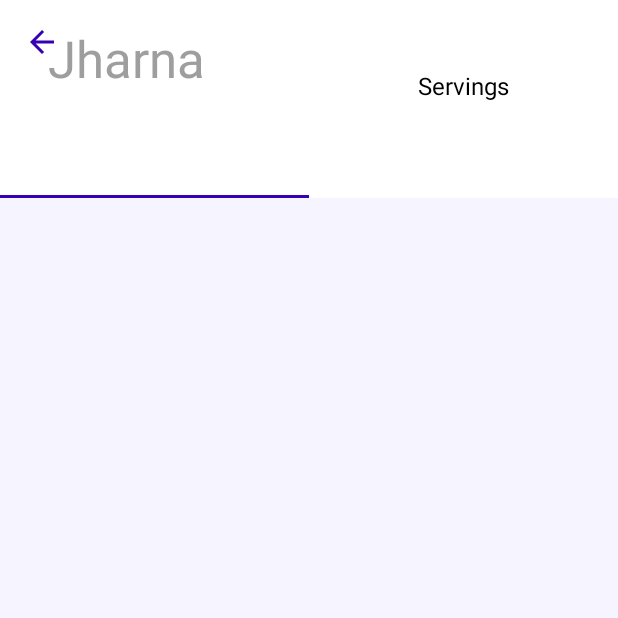
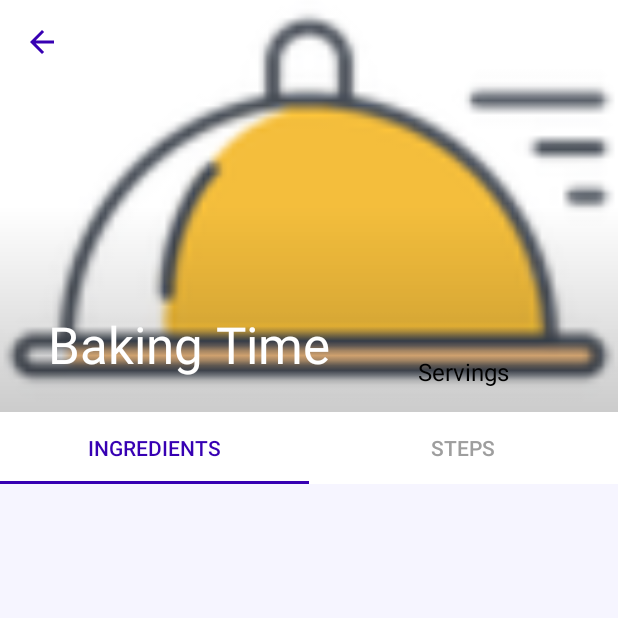
Before and after one commit to jharnam/baking-app, an Android app: the RecipeDetailActivity screen opened directly, with no data from a screen before it, on a phone screen of 412 x 824 dp, the top half of it. Run offline under Robolectric (Android 15) with nearby library versions, the phone set to English and light mode, and no system bars; our stand-ins replace Picasso, Timber, data binding; pictures from the network do not load; 8 statements that could not run were skipped.

```diff
--- a/app/src/main/java/com/example/android/jitsbankingtime/RecipeDetailActivity.java
+++ b/app/src/main/java/com/example/android/jitsbankingtime/RecipeDetailActivity.java
@@ -1,6 +1,8 @@
 package com.example.android.jitsbankingtime;
 
 import android.content.Intent;
+import android.content.res.ColorStateList;
+import android.graphics.Color;
 import android.os.Bundle;
 
 import androidx.annotation.Nullable;
@@ -29,8 +31,8 @@ public class RecipeDetailActivity extends AppCompatActivity {
         super.onCreate(savedInstanceState);
         binding = DataBindingUtil.setContentView(this, R.layout.activity_recipe_detail);
 
-        binding.tabLayout.addTab(binding.tabLayout.newTab().setText(R.string.tab_label1));
-        binding.tabLayout.addTab(binding.tabLayout.newTab().setText(R.string.tab_label2));
+        binding.tabLayout.addTab(binding.tabLayout.newTab());
+        binding.tabLayout.addTab(binding.tabLayout.newTab());
 
         // Set gravity for the TabLayout
         binding.tabLayout.setTabGravity(TabLayout.GRAVITY_FILL);
@@ -53,8 +55,8 @@ public class RecipeDetailActivity extends AppCompatActivity {
         populateRecipeFromIntent();
 
         // Set the title for a selected recipe
-        //TODO setTitle(recipe.getName());
-        setTitle("Jharna");
+        setTitle(recipe.getName());
+        //setTitle("Jharna");
 
         // Display the number of servings
         binding.textViewServings.setText(String.valueOf(recipe.getServings()));
@@ -70,6 +72,8 @@ public class RecipeDetailActivity extends AppCompatActivity {
 
     private void showUpButton() {
         setSupportActionBar(binding.toolbar);
+        getSupportActionBar().setDisplayShowTitleEnabled(true);
+        //getSupportActionBar().setTitle("now this");
         ActionBar actionBar = getSupportActionBar();
         if (actionBar != null) {
             actionBar.setDisplayHomeAsUpEnabled(true);
@@ -132,9 +136,10 @@ public class RecipeDetailActivity extends AppCompatActivity {
      * Reference: @see "https://stackoverflow.com/questions/43874025/toolbar-title-text-color"
      */
     private void setCollapsingToolbarTextColor() {
+        binding.collapsingToolbarLayout.setTitleEnabled(true);
+        //binding.collapsingToolbarLayout.setTitle("Jharna1");
         binding.collapsingToolbarLayout.setExpandedTitleColor(
-                //TODO
-                getResources().getColor(R.color.color_tab_text));
+                getResources().getColor(R.color.white));
         binding.collapsingToolbarLayout.setCollapsedTitleTextColor(
                 getResources().getColor(R.color.colorPrimaryDark));
     }
--- a/app/src/main/java/com/example/android/jitsbankingtime/ui/adapters/DetailPagerAdapter.java
+++ b/app/src/main/java/com/example/android/jitsbankingtime/ui/adapters/DetailPagerAdapter.java
@@ -7,6 +7,7 @@ import androidx.fragment.app.FragmentPagerAdapter;
 import androidx.fragment.app.FragmentStatePagerAdapter;
 
 import com.example.android.jitsbankingtime.IngredientsListFragment;
+import com.example.android.jitsbankingtime.R;
 import com.example.android.jitsbankingtime.StepsListFragment;
 
 import timber.log.Timber;
@@ -14,6 +15,7 @@ import timber.log.Timber;
 import static com.example.android.jitsbankingtime.utils.ConstantsDefined.INGREDIENTS;
 import static com.example.android.jitsbankingtime.utils.ConstantsDefined.PAGE_COUNT;
 import static com.example.android.jitsbankingtime.utils.ConstantsDefined.STEPS;
+import static com.example.android.jitsbankingtime.utils.ConstantsDefined.TAB_NAMES;
 
 public class DetailPagerAdapter extends FragmentPagerAdapter {
     int numTabs;
@@ -46,4 +48,10 @@ public class DetailPagerAdapter extends FragmentPagerAdapter {
         //return PAGE_COUNT;
         return numTabs;
     }
+
+
+    @Override
+    public CharSequence getPageTitle(int position) {
+        return TAB_NAMES[position];
+    }
 }
--- a/app/src/main/java/com/example/android/jitsbankingtime/ui/adapters/StepsListAdapter.java
+++ b/app/src/main/java/com/example/android/jitsbankingtime/ui/adapters/StepsListAdapter.java
@@ -19,10 +19,10 @@ import timber.log.Timber;
 
 public class StepsListAdapter extends RecyclerView.Adapter<StepsListAdapter.StepsViewHolder> {
     /**
-     * The interface that receives onClick messages.
+     * The interface that receives onStepClick messages.
      */
     public interface StepAdapterOnClickHandler {
-        void onClick (Step step);
+        void onStepClick (Step step);
     }
 
     private List<Step> stepsList = new ArrayList<>();
@@ -116,7 +116,7 @@ public class StepsListAdapter extends RecyclerView.Adapter<StepsListAdapter.Step
         public void onClick(View v) {
             int adapterPosition = getAdapterPosition();
             Step currentStep = stepsList.get(adapterPosition);
-            clickHandler.onClick(currentStep);
+            clickHandler.onStepClick(currentStep);
 
         }
     }
--- a/app/src/main/java/com/example/android/jitsbankingtime/utils/ConstantsDefined.java
+++ b/app/src/main/java/com/example/android/jitsbankingtime/utils/ConstantsDefined.java
@@ -5,8 +5,9 @@ public final class ConstantsDefined {
         public static final String BASE_URL = "https://d17h27t6h515a5.cloudfront.net/";
         public static final String URL_PARAMS = "topher/2017/May/59121517_baking/baking.json";
 
-        /** Extra-Tag for the recipe to be sent/received in the intent */
+        /** Extra-Tag for the recipe, step to be sent/received in the intent */
         public static final String EXTRA_RECIPE = "recipe";
+        public static final String EXTRA_STEP = "step";
 
         /** String array used to display the tab names */
         public static final String[] TAB_NAMES = new String[] {"Ingredients", "Steps"};
--- /dev/null
+++ b/app/src/main/res/drawable/scrim_gradient.xml
@@ -0,0 +1,9 @@
+<?xml version="1.0" encoding="utf-8"?>
+<shape xmlns:android="http://schemas.android.com/apk/res/android">
+    <gradient
+        android:angle="-90"
+        android:startColor="#00000000"
+        android:centerColor="#00000000"
+        android:endColor="#33000000"
+        android:type="linear" />
+</shape>
--- a/app/src/main/res/layout/activity_recipe_detail.xml
+++ b/app/src/main/res/layout/activity_recipe_detail.xml
@@ -29,14 +29,33 @@
                     android:layout_width="match_parent"
                     android:layout_height="match_parent">
 
+                    <FrameLayout
+                        android:id="@+id/frame_detail"
+                        android:layout_width="0dp"
+                        android:layout_height="0dp"
+                        app:layout_constraintBottom_toBottomOf="parent"
+                        app:layout_constraintDimensionRatio="H,3:2"
+                        app:layout_constraintEnd_toEndOf="parent"
+                        app:layout_constraintStart_toStartOf="parent"
+                        app:layout_constraintTop_toTopOf="parent">
+
                     <ImageView
                         app:layout_constraintTop_toTopOf="parent"
                         app:layout_constraintStart_toStartOf="parent"
-                        android:layout_width="0dp"
-                        android:layout_height="0dp"
+                        android:layout_width="match_parent"
+                        android:layout_height="match_parent"
                         android:id="@+id/recipe_image_view"
                         android:scaleType="centerCrop"
                         android:contentDescription="Image of the recipe" />
+
+                        <!-- ImageView for scrim gradient -->
+                        <ImageView
+                            android:layout_width="match_parent"
+                            android:layout_height="match_parent"
+                            android:background="@drawable/scrim_gradient"
+                            android:contentDescription="@string/scrim_content_description"/>
+
+                    </FrameLayout>
 
                     <TextView
                         android:id="@+id/text_view_servings_label"
@@ -71,7 +90,8 @@
                     android:layout_width="match_parent"
                     android:layout_height="?android:attr/actionBarSize"
                     android:theme="@style/ToolbarTheme"
-                    app:layout_collapseMode="pin" />
+                    app:layout_collapseMode="pin"
+                    tools:textAlignment="viewStart" />
             </com.google.android.material.appbar.CollapsingToolbarLayout>
 
             <com.google.android.material.tabs.TabLayout
--- /dev/null
+++ b/app/src/main/res/layout/fragment_step_detail.xml
@@ -0,0 +1,5 @@
+<?xml version="1.0" encoding="utf-8"?>
+<ScrollView xmlns:android="http://schemas.android.com/apk/res/android"
+    android:layout_width="match_parent" android:layout_height="match_parent">
+
+</ScrollView>
--- a/app/src/main/res/layout/step_row_item.xml
+++ b/app/src/main/res/layout/step_row_item.xml
@@ -18,7 +18,7 @@
             android:layout_height="wrap_content"
             android:layout_margin="@dimen/margin_16dp"
             android:gravity="center"
-            android:textColor="@android:color/white"
+            android:textColor="@android:color/black"
             android:textSize="14sp"
             app:layout_constraintBottom_toBottomOf="parent"
             app:layout_constraintStart_toStartOf="parent"
@@ -47,7 +47,7 @@
             android:layout_height="wrap_content"
             android:layout_marginEnd="@dimen/margin_16dp"
             android:contentDescription="@string/bt_play_content_description"
-            android:tint="@color/colorPrimaryDark"
+            app:tint="@color/colorPrimaryDark"
             app:layout_constraintBottom_toBottomOf="parent"
             app:layout_constraintEnd_toEndOf="parent"
             app:layout_constraintStart_toEndOf="@+id/iv_thumbnail"
--- a/app/src/main/res/values/colors.xml
+++ b/app/src/main/res/values/colors.xml
@@ -11,4 +11,6 @@
 
     <!-- Background color -->
     <color name="color_background">#F6F5FF</color>
+
+    <color name="white">#FFFFFF</color>
 </resources>
--- a/app/src/main/res/values/strings.xml
+++ b/app/src/main/res/values/strings.xml
@@ -2,9 +2,10 @@
     <string name="app_name">Baking Time</string>
     <string name="servings_label">Servings</string>
 
-    <string name="tab_label1">Ingredients</string>
-    <string name="tab_label2">Steps</string>
+    <string name="tab_label_ingredients">Ingredients</string>
+    <string name="tab_label_steps">Steps</string>
 
     <string name="bt_play_content_description">Play button</string>
     <string name="thumbnail_content_description">The thumbnail of the step</string>
+    <string name="scrim_content_description">The scrim gradient to separate the text from the background</string>
 </resources>
```
Also changed, not shown: app/src/main/AndroidManifest.xml (+7 -0 lines), app/src/main/java/com/example/android/jitsbankingtime/StepDetailActivity.java (added, +34 -0 lines), app/src/main/java/com/example/android/jitsbankingtime/StepsListFragment.java (+17 -2 lines), app/src/main/res/layout/activity_step_detail.xml (added, +18 -0 lines).
